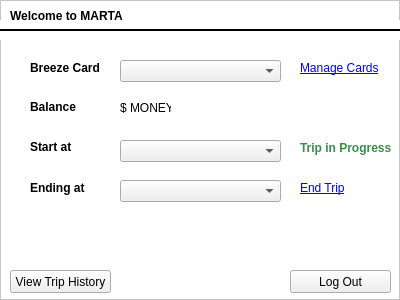
This is ui/welcomeToMarta.ui in alishan-kaisani/CS4400-GUI as Qt 5 draws it before an edit. The edited form follows.
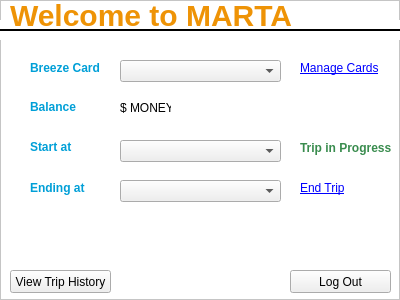
This is the edited form. Icons and pictures are not drawn.

```diff
--- a/ui/welcomeToMarta.ui
+++ b/ui/welcomeToMarta.ui
@@ -14,11 +14,13 @@
    <string>Welcome to MARTA</string>
   </property>
   <property name="windowIcon">
-   <iconset>
-    <normaloff>marta-logo.png</normaloff>marta-logo.png</iconset>
+   <iconset resource="../qtResources.qrc">
+    <normaloff>:/newPrefix/ui/marta-logo.png</normaloff>:/newPrefix/ui/marta-logo.png</iconset>
   </property>
   <property name="styleSheet">
-   <string notr="true">QLabel {font-weight: bold;} QFrame {background-color: #ffffff}</string>
+   <string notr="true">QFrame {background-color: #ffffff} 
+QLabel {color: #009fd7; font-weight: bold;}
+#frameLabelTop {background-color: transparent; color: #ee9306; font-size: 30px;}</string>
   </property>
   <property name="frameShape">
    <enum>QFrame::StyledPanel</enum>
@@ -179,7 +181,7 @@
     </rect>
    </property>
    <property name="styleSheet">
-    <string notr="true">QLabel {font: normal;}</string>
+    <string notr="true">QLabel {font: normal; color: black;}</string>
    </property>
    <property name="text">
     <string>$ MONEY</string>
@@ -245,12 +247,13 @@
     <rect>
      <x>10</x>
      <y>0</y>
-     <width>241</width>
+     <width>321</width>
      <height>31</height>
     </rect>
    </property>
    <property name="font">
     <font>
+     <pointsize>-1</pointsize>
      <weight>75</weight>
      <bold>true</bold>
     </font>
```
Left out of the diff: 4 changed lines with no effect on the pictures.
